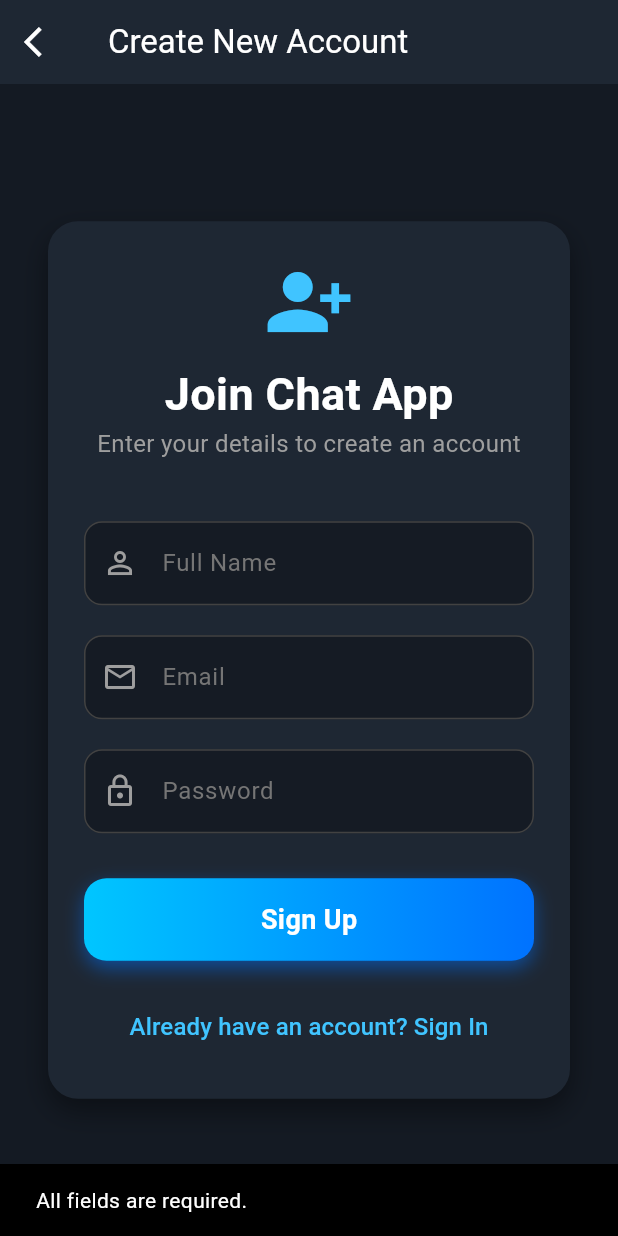
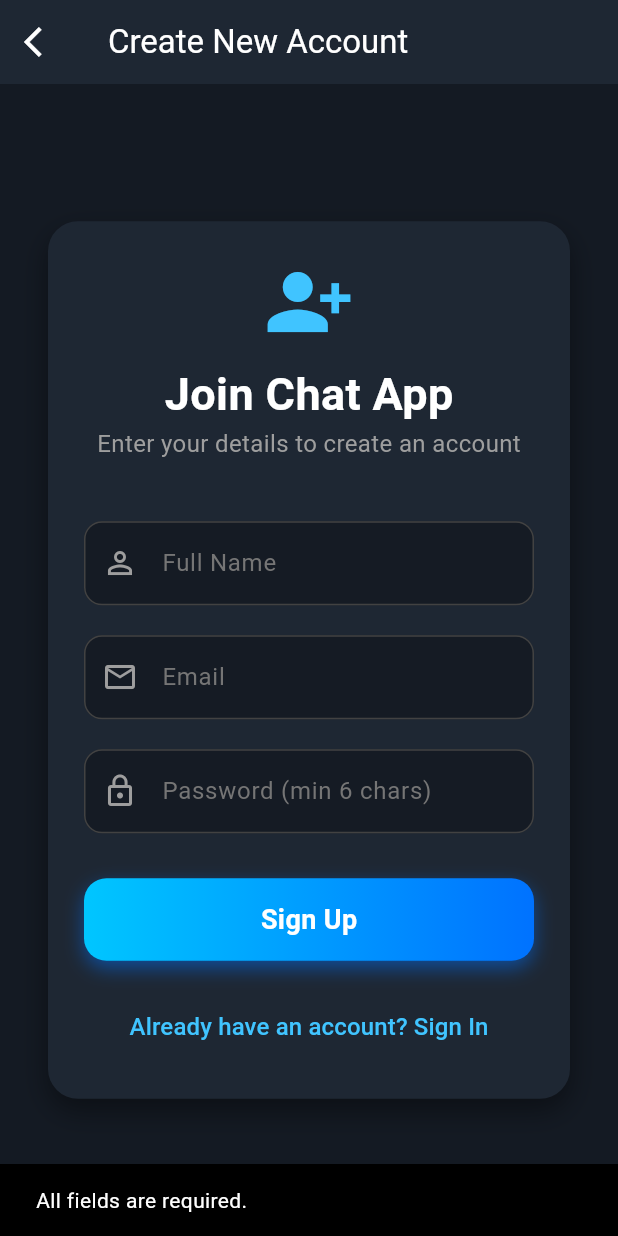
Before and after one commit to jui1960/Chat-App-----flutter, a Flutter app: the SignupScreen screen opened directly, after a tap on "Sign Up", on a phone screen of 412 x 824 dp. Run offline on Flutter 3.47's test engine with Material 3 defaults, Android fonts, the phone set to English and light mode, and no system bars; our stand-ins replace cloud_firestore, firebase_auth, firebase_core, shared_preferences; accounts and stored records are empty.

Commit message:
search update

```diff
--- a/lib/screens/chat_screen.dart
+++ b/lib/screens/chat_screen.dart
@@ -1,7 +1,7 @@
 // lib/chat_screen.dart
 import 'package:flutter/material.dart';
-import '../widget/message_bubble.dart';
-import '../widget/message_input.dart';
+import '../widgets/message_bubble.dart';
+import '../widgets/message_input.dart';
 import 'user_profile_screen.dart'; // <--- 1. Import the new screen (Ensure the path is correct)
 
 
--- a/lib/screens/register_screen.dart
+++ b/lib/screens/register_screen.dart
@@ -26,26 +26,38 @@ class _SignupScreenState extends State<SignupScreen> {
       return;
     }
 
+    // Password length validation
+    if (passCtrl.text.trim().length < 6) {
+      ScaffoldMessenger.of(context).showSnackBar(
+        const SnackBar(content: Text("Password must be at least 6 characters long.")),
+      );
+      return;
+    }
+
+
     setState(() => loading = true);
+
+    UserCredential? userCredential;
+
     try {
-      // 1. Create user with email and password
-      UserCredential userCredential =
-      await FirebaseAuth.instance.createUserWithEmailAndPassword(
+      // 1. Create user with email and password (Firebase Auth)
+      userCredential = await FirebaseAuth.instance.createUserWithEmailAndPassword(
         email: emailCtrl.text.trim(),
         password: passCtrl.text.trim(),
       );
 
-      // 2. Update display name
       final user = userCredential.user;
-      final username = nameCtrl.text.trim();
+      final fullName = nameCtrl.text.trim();
+      final lowerCaseUsername = fullName.toLowerCase(); // সব lowercase এ পরিবর্তন করা
 
-      await user?.updateDisplayName(username);
+      // 2. Update display name in Firebase Auth
+      await user?.updateDisplayName(fullName);
 
       // 3. Save user data to Firestore 'users' collection
       if (user != null) {
         final userData = {
-          'username': username.toLowerCase(), // Lowercase for searching
-          'fullName': username,
+          'username': lowerCaseUsername, // Lowercase field for search
+          'fullName': fullName,         // Original casing for display
           'email': user.email,
           'imageUrl': 'https://via.placeholder.com/150', // Default image
           'userId': user.uid,
@@ -58,20 +70,36 @@ class _SignupScreenState extends State<SignupScreen> {
             .doc(user.uid)
             .set(userData);
       }
-      // -------------------------------------------------------------------
 
       // 4. Navigate to HomeScreen on successful registration
       Navigator.pushReplacement(
         context,
         MaterialPageRoute(builder: (_) => const HomeScreen()),
       );
+
     } catch (e) {
+      // If registration fails, show detailed error
+      String errorMessage = "Registration failed. Please check your details.";
+      if (e is FirebaseAuthException) {
+        // Specific error handling for better user feedback
+        errorMessage = e.message ?? "Authentication failed.";
+      } else {
+        errorMessage = e.toString();
+      }
+
       ScaffoldMessenger.of(context).showSnackBar(
         SnackBar(
-          content: Text("Registration failed: ${e.toString()}"),
+          content: Text(errorMessage),
           backgroundColor: Colors.red,
         ),
       );
+
+      // IMPORTANT: If Firestore save failed BUT Auth succeeded, log out the user
+      // This prevents a 'ghost' user stuck between Auth and Firestore.
+      if (userCredential != null) {
+        await FirebaseAuth.instance.signOut();
+      }
+
     }
     setState(() => loading = false);
   }
@@ -153,7 +181,7 @@ class _SignupScreenState extends State<SignupScreen> {
                 _buildInputField(
                   context,
                   controller: passCtrl,
-                  hintText: 'Password',
+                  hintText: 'Password (min 6 chars)',
                   icon: Icons.lock_outline,
                   obscureText: true,
                 ),
@@ -191,7 +219,7 @@ class _SignupScreenState extends State<SignupScreen> {
         bool obscureText = false,
         TextInputType keyboardType = TextInputType.text,
       }) {
-    const Color primaryColor = Colors.lightBlueAccent; // Define color locally or globally
+    const Color primaryColor = Colors.lightBlueAccent;
 
     return TextField(
       controller: controller,
--- a/pubspec.yaml
+++ b/pubspec.yaml
@@ -36,6 +36,7 @@ dependencies:
   cupertino_icons: ^1.0.8     # Firestore for chat
   provider: ^6.0.5
   shared_preferences: ^2.2.2
+  intl: ^0.19.0
   # The following adds the Cupertino Icons font to your application.
   # Use with the CupertinoIcons class for iOS style icons.
 
```
Also changed, not shown: lib/main.dart (+16 -6 lines), lib/screens/home_screen.dart (+75 -34 lines), lib/screens/search_screen.dart (+35 -36 lines), lib/screens/user_status_tracker.dart (added, +46 -0 lines), lib/widgets/avatar_with_letter.dart (added, +81 -0 lines), lib/widgets/message_bubble.dart (renamed from lib/widget/message_bubble.dart), lib/widgets/message_input.dart (renamed from lib/widget/message_input.dart), pubspec.lock, 1 other file.
